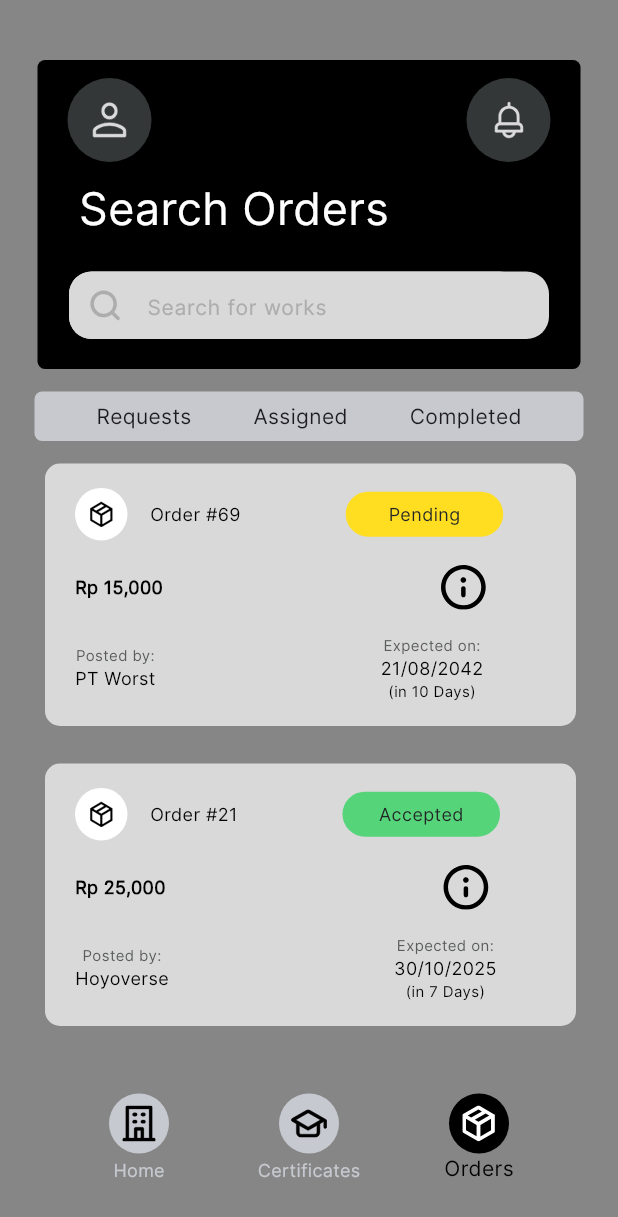
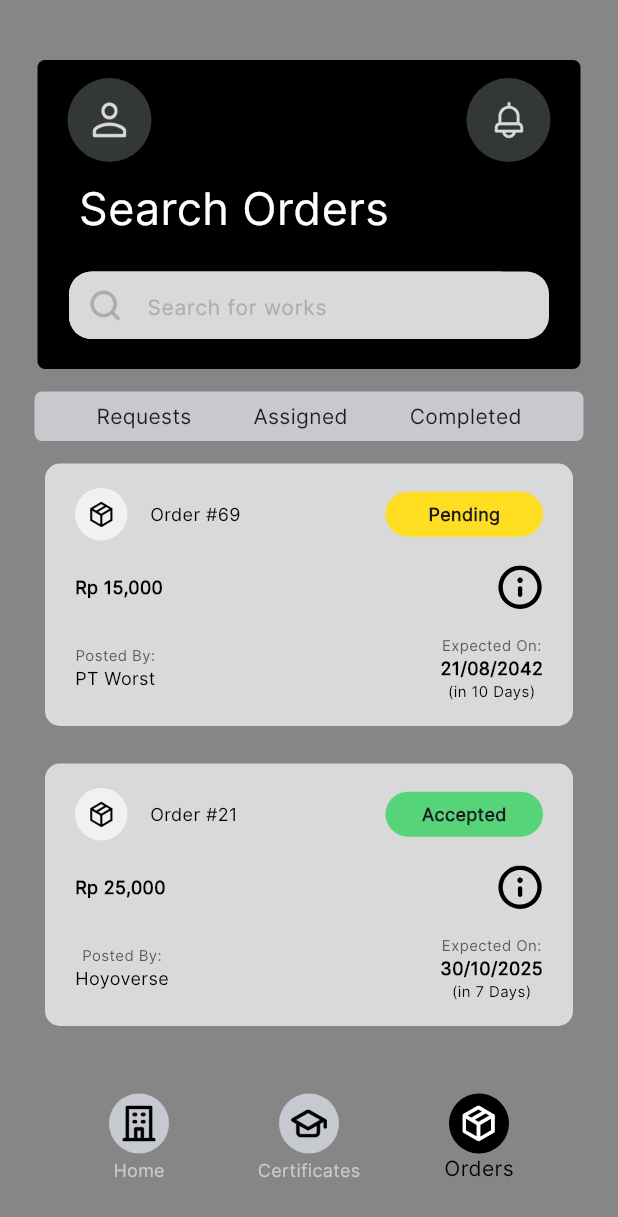
Before and after one commit to RujakBuah/PT_BEST_FE, a Flutter app: the screen it shows after launch, on a phone screen of 412 x 824 dp. Shown: the top 1217 px of the screen. Run offline on Flutter 3.47's test engine with Material 3 defaults, Android fonts, the phone set to English and light mode, and no system bars; our stand-ins replace flutter_svg.

Commit message:
PT_BESTFE-17_May

```diff
--- a/lib/pages/home.dart
+++ b/lib/pages/home.dart
@@ -31,7 +31,8 @@ class _HistoryState extends State<History> {
           SizedBox(height: 15),
           selectBar(),
           SizedBox(height: 15),
-          requestList()
+          requestList(),
+          SizedBox(height: 15),
         ],
       ),
     );
@@ -41,12 +42,14 @@ class _HistoryState extends State<History> {
     return Column(
       crossAxisAlignment: CrossAxisAlignment.start,
       children: [
-            Container(
-              height: 800,
-              child: ListView.separated(
+        ListView.separated(
+          shrinkWrap: true,
+          physics: NeverScrollableScrollPhysics(), // prevents inner scrolling
+          itemCount: requests.length,
+          separatorBuilder: (context, index) => SizedBox(height: 25),
           itemBuilder: (context, index) {
             return Container(
-                    margin: EdgeInsets.only(left: 30),
+              margin: EdgeInsets.only(left: 30, right: 30),
               width: 315,
               height: 175,
               decoration: BoxDecoration(
@@ -58,25 +61,30 @@ class _HistoryState extends State<History> {
                 crossAxisAlignment: CrossAxisAlignment.start,
                 children: [
                   Row(
-                          mainAxisAlignment: MainAxisAlignment.start,
+                    mainAxisAlignment: MainAxisAlignment.spaceBetween,
+                    crossAxisAlignment: CrossAxisAlignment.center,
+                    children: [
+                      Row(
+                        mainAxisAlignment: MainAxisAlignment.spaceBetween,
+                        crossAxisAlignment: CrossAxisAlignment.center,
                         children: [
                           Container(
                             margin: EdgeInsets.only(left: 20),
+                            width: 35,
                             height: 35,
-                              width: 35,
                             decoration: BoxDecoration(
-                                color: Color(0xffFFFFFF),
                               shape: BoxShape.circle,
+                              color: Color(0xffF1F1F1),
                             ),
                             child: Center(
                               child: SvgPicture.asset(
                                 'assets/icons/box.svg',
                                 width: 18,
                                 height: 18,
-                                )
                               ),
                             ),
-                            SizedBox(width: 15),
+                          ),
+                          SizedBox(width: 15,),
                           Text(
                             requests[index].orderName,
                             style: const TextStyle(
@@ -84,22 +92,23 @@ class _HistoryState extends State<History> {
                               fontSize: 12,
                               fontWeight: FontWeight.w400
                             ),
+                          )
+                        ],
                       ),
-                            SizedBox(width: 70),
                       Container(
+                        margin: EdgeInsets.only(right: 20),
                         width: 105,
                         height: 30,
                         decoration: BoxDecoration(
+                          borderRadius: BorderRadius.circular(20),
                           color: requests[index].statusColor,
-                                borderRadius: BorderRadius.circular(15),
                         ),
                         child: Center(
                           child: Text(
                             requests[index].status,
                             style: TextStyle(
-                                    color: Color(0xff222526),
-                                    fontWeight: FontWeight.w400,
                               fontSize: 12,
+                              fontWeight: FontWeight.bold
                             ),
                           ),
                         ),
@@ -107,90 +116,112 @@ class _HistoryState extends State<History> {
                     ],
                   ),
                   Row(
-                          mainAxisAlignment: MainAxisAlignment.start,
+                    mainAxisAlignment: MainAxisAlignment.spaceBetween,
+                    crossAxisAlignment: CrossAxisAlignment.center,
                     children: [
-                            SizedBox(width: 20),
-                            Text(
+                      Padding(
+                        padding: const EdgeInsets.only(left: 20),
+                        child: Text(
                           requests[index].price,
                           style: TextStyle(
+                            fontSize: 12,
+                            fontWeight: FontWeight.bold,
                             color: Colors.black,
-                                fontWeight: FontWeight.w600,
-                                fontSize: 12,
+                          ),
+                        ),
+                      ),
+                      Padding(
+                        padding: const EdgeInsets.only(right:20),
+                        child: SvgPicture.asset(
+                          'assets/icons/info.svg',
+                          width: 30,
+                          height: 30,
+                        ),
                       )
-                            ),
-                            SizedBox(width: 185),
-                            SvgPicture.asset('assets/icons/info.svg')
                     ],
                   ),
                   Row(
-                          mainAxisAlignment: MainAxisAlignment.start,
+                    mainAxisAlignment: MainAxisAlignment.spaceBetween,
+                    crossAxisAlignment: CrossAxisAlignment.center,
                     children: [
-                            SizedBox(width: 20),
                       Column(
                         mainAxisAlignment: MainAxisAlignment.start,
+                        crossAxisAlignment: CrossAxisAlignment.center,
                         children: [
-                                Text(
-                                  'Posted by:',
+                          Padding(
+                            padding: const EdgeInsets.only(left: 20),
+                            child: Text(
+                              'Posted By:',
                               style: TextStyle(
+                                fontSize: 10,
+                                fontWeight: FontWeight.w400,
                                 color: Color(0xff595B5C),
-                                    fontSize: 10,
                               ),
                             ),
-                                Text(
+                          ),
+                          Padding(
+                            padding: const EdgeInsets.only(left: 20),
+                            child: Text(
                               requests[index].soliciter,
                               style: TextStyle(
                                 color: Colors.black,
                                 fontSize: 12,
-                                    fontWeight: FontWeight.w400,
+                                fontWeight: FontWeight.w400
+                              ),
                             ),
                           ),
                         ],
                       ),
-                            SizedBox(width: 150),
                       Column(
+                        mainAxisAlignment: MainAxisAlignment.start,
+                        crossAxisAlignment: CrossAxisAlignment.center,
                         children: [
-                                Text(
-                                  'Expected on:',
-                                  style: TextStyle(
-                                    color: Color(0xff595B5C),
-                                    fontSize: 10,
-                                  ),
-                                ),
-                                Text(
-                                  requests[index].date,
-                                  style: TextStyle(
-                                    color: Colors.black,
-                                    fontSize: 12,
-                                    fontWeight: FontWeight.w400,
-                                  ),
-                                ),
-                                Text(
-                                  '(in ' + requests[index].duration + ')',
+                          Padding(
+                            padding: const EdgeInsets.only(right: 20),
+                            child: Text(
+                              'Expected On:',
                               style: TextStyle(
                                 fontSize: 10,
                                 fontWeight: FontWeight.w400,
-                                    color: Colors.black
+                                color: Color(0xff595B5C),
                               ),
-                                )
-                              ],
                             ),
-                          ],
                           ),
-                      ]
-                    )
-                  );
-                },
-                separatorBuilder: (context, index) => SizedBox(height: 25,),
-                itemCount: requests.length,
-                scrollDirection: Axis.vertical,
-                padding: EdgeInsets.only(
-                  right: 28,
+                          Padding(
+                            padding: const EdgeInsets.only(right: 20),
+                            child: Text(
+                              requests[index].date,
+                              style: TextStyle(
+                                fontSize: 12,
+                                fontWeight: FontWeight.bold,
+                                color: Colors.black,
+                              ),
+                            ),
+                          ),
+                          Padding(
+                            padding: const EdgeInsets.only(right: 20),
+                            child: Text(
+                              "(in " + requests[index].duration + ")",
+                              style: TextStyle(
+                                fontSize: 10,
+                                fontWeight: FontWeight.w400,
+                                color: Colors.black,
                               ),
                             ),
                           ),
                         ],
+                      )
+                    ],
+                  )
+                ],
+              ),
+            );
+          },
+        ),
+      ],
     );
   }
+
 
   Container selectBar() {
     return Container(
```
Lines whose indentation alone changed are shown as unchanged.
